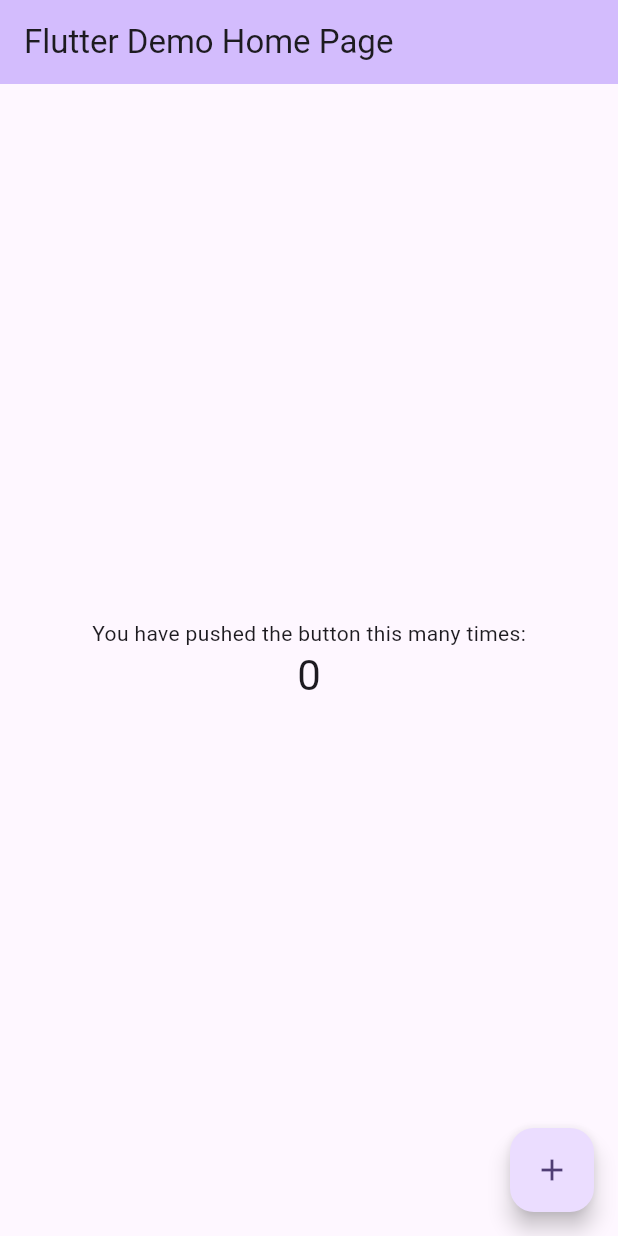
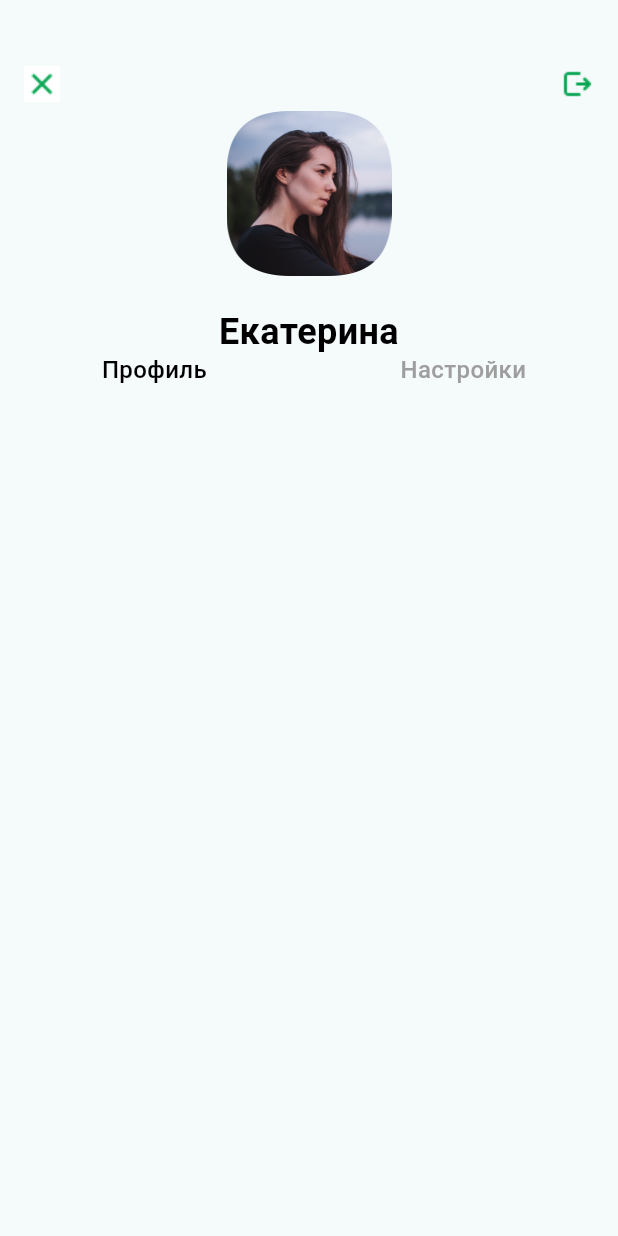
Before and after one commit to Yulno/Flutter_Profile_sber, a Flutter app: the screen it shows after launch, on a phone screen of 412 x 824 dp. Run offline on Flutter 3.47's test engine with Material 3 defaults, Android fonts, the phone set to English and light mode, and no system bars; Roboto replaces fonts that are missing (SF Pro Display).

Commit message:
Добавлена шапка профиля с навигацией

```diff
--- a/lib/avatar.dart
+++ /dev/null
@@ -1,10 +0,0 @@
-import 'package:flutter/material.dart';
-
-class Avatar extends StatelessWidget {
-  const Avatar({super.key});
-
-  @override
-  Widget build(BuildContext context) {
-    return Container();
-  }
-}
--- a/lib/main.dart
+++ b/lib/main.dart
@@ -1,4 +1,5 @@
 import 'package:flutter/material.dart';
+import 'package:flutter_lab_1/top_section/topsection.dart';
 
 void main() {
   runApp(const MyApp());
@@ -10,60 +11,12 @@ class MyApp extends StatelessWidget {
   @override
   Widget build(BuildContext context) {
     return MaterialApp(
-      title: 'Flutter Demo',
+      title: 'Profile',
       theme: ThemeData(
-        colorScheme: ColorScheme.fromSeed(seedColor: Colors.deepPurple),
+        colorScheme: ColorScheme.fromSeed(seedColor: const Color.fromARGB(255, 255, 255, 255)),
         useMaterial3: true,
       ),
-      home: const MyHomePage(title: 'Flutter Demo Home Page'),
+      home: Topsection()
     );
   }
 }
-
-class MyHomePage extends StatefulWidget {
-  const MyHomePage({super.key, required this.title});
-
-  final String title;
-
-  @override
-  State<MyHomePage> createState() => _MyHomePageState();
-}
-
-class _MyHomePageState extends State<MyHomePage> {
-  int _counter = 0;
-
-  void _incrementCounter() {
-    setState(() {
-      _counter++;
-    });
-  }
-
-  @override
-  Widget build(BuildContext context) {
-    return Scaffold(
-      appBar: AppBar(
-        backgroundColor: Theme.of(context).colorScheme.inversePrimary,
-        title: Text(widget.title),
-      ),
-      body: Center(
-        child: Column(
-          mainAxisAlignment: MainAxisAlignment.center,
-          children: <Widget>[
-            const Text(
-              'You have pushed the button this many times:',
-            ),
-            Text(
-              '$_counter',
-              style: Theme.of(context).textTheme.headlineMedium,
-            ),
-          ],
-        ),
-      ),
-      floatingActionButton: FloatingActionButton(
-        onPressed: _incrementCounter,
-        tooltip: 'Increment',
-        child: const Icon(Icons.add),
-      ),
-    );
-  }
-}
--- /dev/null
+++ b/lib/top_section/appbar.dart
@@ -0,0 +1,31 @@
+import 'package:flutter/material.dart';
+
+class Appbar extends StatelessWidget {
+  @override
+  Widget build(BuildContext context) {
+    return Column(
+      children: [
+        Container(
+          height: 44,
+        ),
+        Row(
+          mainAxisAlignment: MainAxisAlignment.spaceBetween,
+          children: [
+            Container(
+              margin: const EdgeInsets.only(left: 16),
+              width: 24,
+              height: 24,
+              child: Image.asset('images/close.png'),
+            ),
+            Container(
+              margin: const EdgeInsets.only(right: 16),
+              width: 24,
+              height: 24,
+              child: Image.asset('images/open.png'),
+            ),
+          ],
+        ),
+      ],
+    );
+  }
+}
--- /dev/null
+++ b/lib/top_section/avatar.dart
@@ -0,0 +1,18 @@
+import 'package:flutter/material.dart';
+
+class Avatar extends StatelessWidget {
+
+  @override
+  Widget build(BuildContext context) {
+    return Column(
+      children: [
+        Container(
+          margin: const EdgeInsets.only(top: 6, bottom: 36),
+          child: Image.asset('images/avatar.png',
+          width: 110,
+          height: 110),
+        ),
+      ],
+      );
+  }
+}
--- /dev/null
+++ b/lib/top_section/name.dart
@@ -0,0 +1,23 @@
+import 'package:flutter/material.dart';
+
+class Name extends StatelessWidget {
+
+  @override
+  Widget build(BuildContext context) {
+    return const Column(
+      children: [
+        Text(
+          'Екатерина',
+          textAlign: TextAlign.center,
+          style: TextStyle(
+            color: Colors.black,
+            fontSize: 24,
+            fontFamily: 'SF Pro Display',
+            fontWeight: FontWeight.w700,
+            height: 0.06
+          ),
+        )
+      ]
+    );
+    }
+}
--- /dev/null
+++ b/lib/top_section/navigationbuttons.dart
@@ -0,0 +1,42 @@
+import 'package:flutter/material.dart';
+
+class Navigationbuttons extends StatelessWidget {
+  @override
+  Widget build(BuildContext context) {
+    return Row(
+      mainAxisAlignment: MainAxisAlignment.spaceAround,
+      children: [
+        Container(
+          margin: const EdgeInsets.only(top: 14),
+          width: 188,
+          height: 56,
+          child: Text(
+            'Профиль',
+            textAlign: TextAlign.center,
+            style: TextStyle(
+              color: Colors.black,
+              fontSize: 16,
+              fontFamily: 'SF Pro Display',
+            fontWeight: FontWeight.w500,
+            ),
+          ),
+        ),
+        Container(
+          margin: const EdgeInsets.only(top: 14),
+          width: 188,
+          height: 56,
+          child: Text(
+            'Настройки',
+            textAlign: TextAlign.center,
+            style: TextStyle(
+              color: Colors.grey,
+              fontSize: 16,
+              fontFamily: 'SF Pro Display',
+            fontWeight: FontWeight.w500,
+          ),
+        ),
+        ),
+      ],
+    );
+  }
+}
--- /dev/null
+++ b/lib/top_section/topsection.dart
@@ -0,0 +1,25 @@
+import 'package:flutter/material.dart';
+import 'package:flutter_lab_1/top_section/avatar.dart';
+import 'package:flutter_lab_1/top_section/name.dart';
+import 'package:flutter_lab_1/top_section/appbar.dart';
+import 'package:flutter_lab_1/top_section/navigationbuttons.dart';
+
+
+class Topsection extends StatelessWidget {
+
+  @override
+  Widget build(BuildContext context) {
+    return Scaffold(
+      body: Center(
+        child: Column(
+          children: <Widget>[
+            Appbar(),
+            Avatar(),
+            Name(),
+            Navigationbuttons()
+          ],
+        ),
+      ),
+    );
+  }
+}
```
Also changed, not shown: lib/top_section/background.dart (added), 1 other file.
